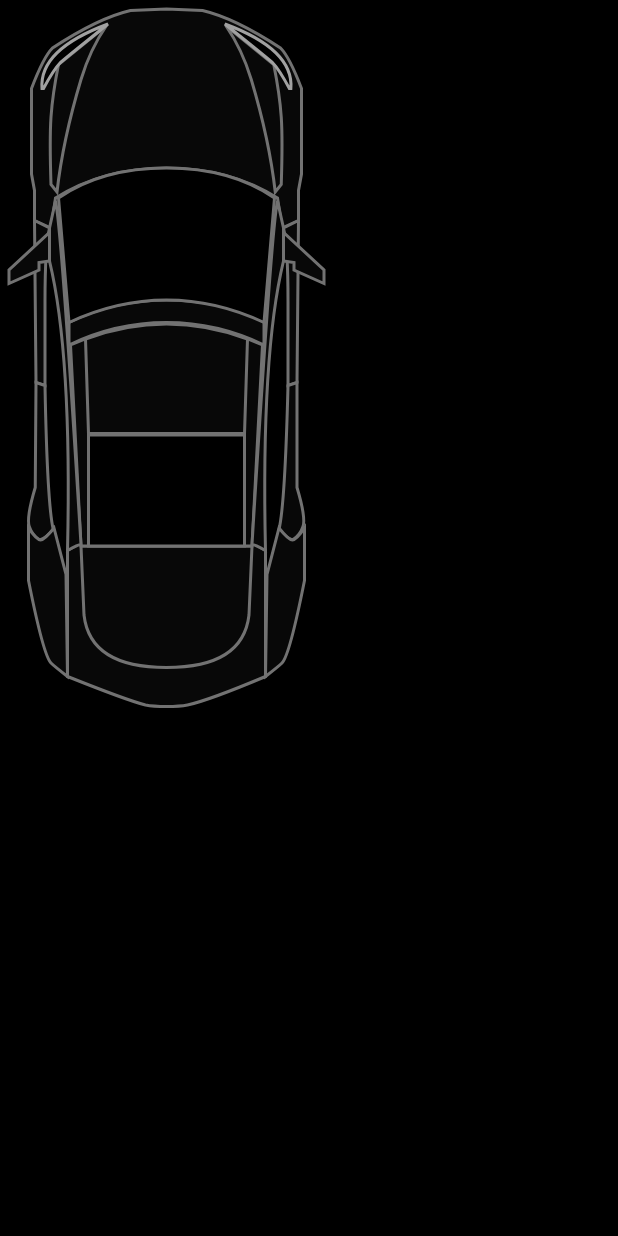
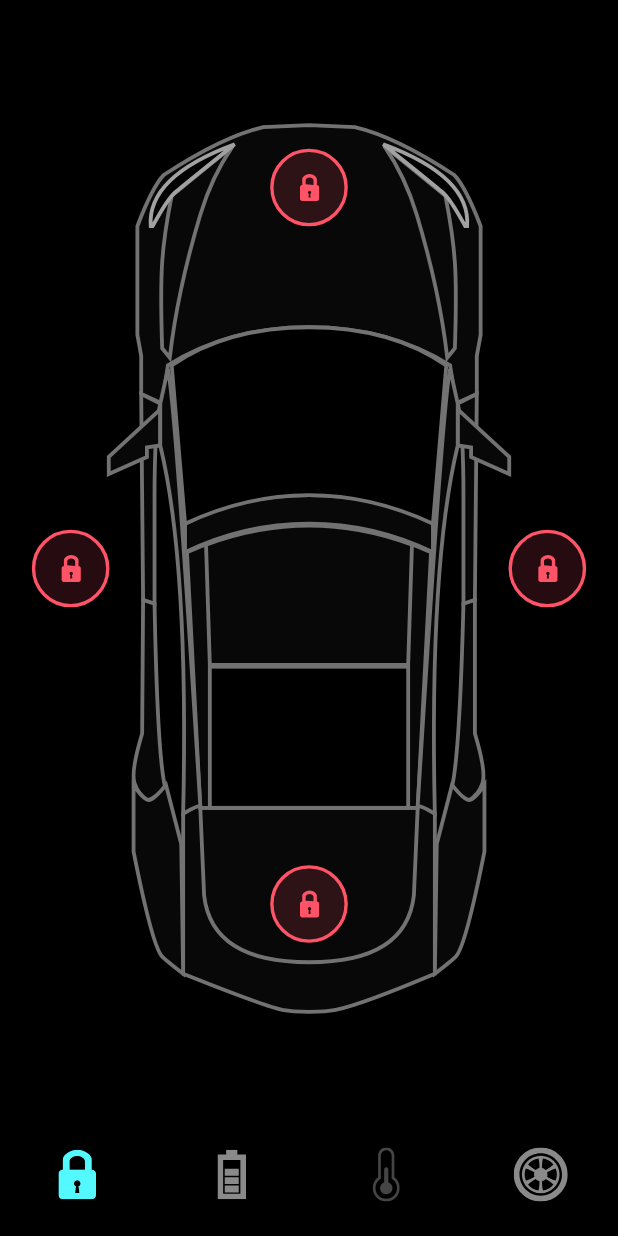
Before and after one commit to RRKawchar/animated_tesla_car_app, a Flutter app: the screen it shows after launch, on a phone screen of 412 x 824 dp. Run offline on Flutter 3.47's test engine with Material 2 defaults, Android fonts, the phone set to English and light mode, and no system bars; our stand-ins replace flutter_svg.

Commit message:
bottom navigation  lock and battery animation

```diff
--- /dev/null
+++ b/lib/home_controller.dart
@@ -0,0 +1,31 @@
+import 'package:flutter/cupertino.dart';
+
+class HomeController extends ChangeNotifier {
+  int selectedBottomTab=0;
+  void onBottomNavigationTabChange(int index){
+    selectedBottomTab=index;
+    notifyListeners();
+  }
+
+  bool isRightDoorLock = true;
+  bool isLeftDoorLock=true;
+  bool isBonnetLock=true;
+  bool isTrunkLock=true;
+  void updateRightDoorLock() {
+    isRightDoorLock = !isRightDoorLock;
+    notifyListeners();
+  }
+
+  void updateLeftDoorLock(){
+    isLeftDoorLock=!isLeftDoorLock;
+    notifyListeners();
+  }
+  void updateBonnetDoorLock(){
+    isBonnetLock=!isBonnetLock;
+    notifyListeners();
+  }
+  void updateTrunkLock(){
+    isTrunkLock=!isTrunkLock;
+    notifyListeners();
+  }
+}
--- a/lib/main.dart
+++ b/lib/main.dart
@@ -1,6 +1,5 @@
 import 'package:flutter/material.dart';
 import 'package:tesla_car_app/screens/home_screen.dart';
-
 void main() {
   runApp(const MyApp());
 }
@@ -18,7 +17,7 @@ class MyApp extends StatelessWidget {
         primarySwatch: Colors.blue,
         scaffoldBackgroundColor: Colors.black
       ),
-      home:const HomeScreen(),
+      home:HomeScreen(),
     );
   }
 }
--- /dev/null
+++ b/lib/screens/components/door_lock.dart
@@ -0,0 +1,36 @@
+import 'package:flutter/material.dart';
+import 'package:flutter_svg/flutter_svg.dart';
+import 'package:tesla_car_app/constanins.dart';
+
+class DoorLock extends StatelessWidget {
+  const DoorLock({
+    Key? key,
+    required this.press,
+    required this.isLock,
+  }) : super(key: key);
+  final VoidCallback press;
+  final bool isLock;
+
+  @override
+  Widget build(BuildContext context) {
+    return GestureDetector(
+        onTap: press,
+        child: AnimatedSwitcher(
+          duration: defaultDuration,
+          switchInCurve: Curves.easeInOutBack,
+          transitionBuilder: (child, animation) => ScaleTransition(
+            scale: animation,
+            child: child,
+          ),
+          child: isLock
+              ? SvgPicture.asset(
+            "assets/icons/door_lock.svg",
+            key: const ValueKey("lock"),
+          )
+              : SvgPicture.asset(
+            "assets/icons/door_unlock.svg",
+            key: const ValueKey("unlock"),
+          ),
+        ));
+  }
+}
--- /dev/null
+++ b/lib/screens/components/tesla_bottom_nav_bar.dart
@@ -0,0 +1,39 @@
+import 'package:flutter/material.dart';
+import 'package:flutter_svg/flutter_svg.dart';
+import 'package:tesla_car_app/constanins.dart';
+
+class TeslaBottomNavigationBar extends StatelessWidget {
+  const TeslaBottomNavigationBar({
+    Key? key,
+    required this.selectedTap,
+    required this.onTap,
+  }) : super(key: key);
+
+  final int selectedTap;
+  final ValueChanged<int> onTap;
+
+  @override
+  Widget build(BuildContext context) {
+    return BottomNavigationBar(
+        currentIndex: selectedTap,
+        onTap: onTap,
+        type: BottomNavigationBarType.fixed,
+        backgroundColor: Colors.black,
+        items: List.generate(
+          navIconSrc.length,
+          (index) => BottomNavigationBarItem(
+              icon: SvgPicture.asset(
+                navIconSrc[index],
+                color: index == selectedTap ? primaryColor : Colors.white54,
+              ),
+              label: ""),
+        ));
+  }
+}
+
+List<String> navIconSrc = [
+  "assets/icons/Lock.svg",
+  "assets/icons/Charge.svg",
+  "assets/icons/Temp.svg",
+  "assets/icons/Tyre.svg",
+];
--- a/lib/screens/home_screen.dart
+++ b/lib/screens/home_screen.dart
@@ -1,13 +1,157 @@
 import 'package:flutter/material.dart';
 import 'package:flutter_svg/svg.dart';
+import 'package:tesla_car_app/constanins.dart';
+import 'package:tesla_car_app/home_controller.dart';
+import 'package:tesla_car_app/screens/components/battery_status.dart';
+import 'package:tesla_car_app/screens/components/door_lock.dart';
+import 'package:tesla_car_app/screens/components/tesla_bottom_nav_bar.dart';
 
-class HomeScreen extends StatelessWidget {
-  const HomeScreen({Key? key}) : super(key: key);
+class HomeScreen extends StatefulWidget {
+  HomeScreen({Key? key}) : super(key: key);
+
+  @override
+  State<HomeScreen> createState() => _HomeScreenState();
+}
+
+class _HomeScreenState extends State<HomeScreen>
+    with SingleTickerProviderStateMixin {
+  final HomeController _controller = HomeController();
+  late AnimationController _batteryAnimationController;
+  late Animation<double> _animationBattery;
+
+  late Animation<double> _animationBatteryStatus;
+
+  void setupBatteryAnimation() {
+    _batteryAnimationController = AnimationController(
+      vsync: this,
+      duration: const Duration(milliseconds: 600),
+    );
+    _animationBattery = CurvedAnimation(
+      parent: _batteryAnimationController,
+      curve: const Interval(0.0, 0.5),
+    );
+
+    _animationBatteryStatus=CurvedAnimation(parent: _batteryAnimationController, curve:const Interval(0.6,1));
+  }
+
+  @override
+  void initState() {
+    setupBatteryAnimation();
+    super.initState();
+  }
+
+  @override
+  void dispose() {
+    _batteryAnimationController.dispose();
+    super.dispose();
+  }
 
   @override
   Widget build(BuildContext context) {
-    return Scaffold(
-      body: SvgPicture.asset("assets/icons/Car.svg"),
-    );
+    return AnimatedBuilder(
+        animation: Listenable.merge([_controller, _batteryAnimationController]),
+        builder: (context, _) {
+          print(_animationBattery.value);
+          return Scaffold(
+            body: SafeArea(child: LayoutBuilder(builder: (context, constrains) {
+              return Stack(
+                alignment: Alignment.center,
+                children: [
+                  Padding(
+                    padding: EdgeInsets.symmetric(
+                        vertical: constrains.maxHeight * 0.1),
+                    child: SvgPicture.asset(
+                      "assets/icons/Car.svg",
+                      width: double.infinity,
+                    ),
+                  ),
+                  AnimatedPositioned(
+                      duration: defaultDuration,
+                      right: _controller.selectedBottomTab == 0
+                          ? constrains.maxWidth * 0.05
+                          : constrains.maxWidth / 2,
+                      child: AnimatedOpacity(
+                        duration: defaultDuration,
+                        opacity: _controller.selectedBottomTab == 0 ? 1 : 0,
+                        child: DoorLock(
+                          isLock: _controller.isRightDoorLock,
+                          press: _controller.updateRightDoorLock,
+                        ),
+                      )),
+                  AnimatedPositioned(
+                      duration: defaultDuration,
+                      left: _controller.selectedBottomTab == 0
+                          ? constrains.maxWidth * 0.05
+                          : constrains.maxWidth / 2,
+                      child: AnimatedOpacity(
+                        duration: defaultDuration,
+                        opacity: _controller.selectedBottomTab == 0 ? 1 : 0,
+                        child: DoorLock(
+                          isLock: _controller.isLeftDoorLock,
+                          press: _controller.updateLeftDoorLock,
+                        ),
+                      )),
+                  AnimatedPositioned(
+                      duration: defaultDuration,
+                      top: _controller.selectedBottomTab == 0
+                          ? constrains.maxHeight * 0.13
+                          : constrains.maxHeight / 2,
+                      child: AnimatedOpacity(
+                        duration: defaultDuration,
+                        opacity: _controller.selectedBottomTab == 0 ? 1 : 0,
+                        child: DoorLock(
+                          isLock: _controller.isBonnetLock,
+                          press: _controller.updateBonnetDoorLock,
+                        ),
+                      )),
+                  AnimatedPositioned(
+                      duration: defaultDuration,
+                      bottom: _controller.selectedBottomTab == 0
+                          ? constrains.maxHeight * 0.17
+                          : constrains.maxHeight / 2,
+                      child: AnimatedOpacity(
+                        duration: defaultDuration,
+                        opacity: _controller.selectedBottomTab == 0 ? 1 : 0,
+                        child: DoorLock(
+                          isLock: _controller.isTrunkLock,
+                          press: _controller.updateTrunkLock,
+                        ),
+                      )),
+
+                  /// Battery
+                  Opacity(
+                    opacity: _animationBattery.value,
+                    child: SvgPicture.asset(
+                      "assets/icons/Battery.svg",
+                      width: constrains.maxWidth * 0.4,
+                    ),
+                  ),
+                  Positioned(
+                    top: 50 *(1- _animationBatteryStatus.value),
+                    height: constrains.maxHeight,
+                    width: constrains.maxWidth,
+                    child: Opacity(
+                      opacity: _animationBatteryStatus.value,
+                      child: BatteryStatus(
+                        constraints: constrains,
+                      ),
+                    ),
+                  )
+                ],
+              );
+            })),
+            bottomNavigationBar: TeslaBottomNavigationBar(
+              onTap: (index) {
+                if (index == 1) {
+                  _batteryAnimationController.forward();
+                } else if (_controller.selectedBottomTab == 1 && index != 1) {
+                  _batteryAnimationController.reverse(from: 0.7);
+                }
+                _controller.onBottomNavigationTabChange(index);
+              },
+              selectedTap: _controller.selectedBottomTab,
+            ),
+          );
+        });
   }
 }
```
Also changed, not shown: lib/screens/components/battery_status.dart (added, +52 -0 lines), lib/test.dart (added, +26 -0 lines), lib/widgets/custom_bottom_nav_bar.dart (added, +34 -0 lines).
